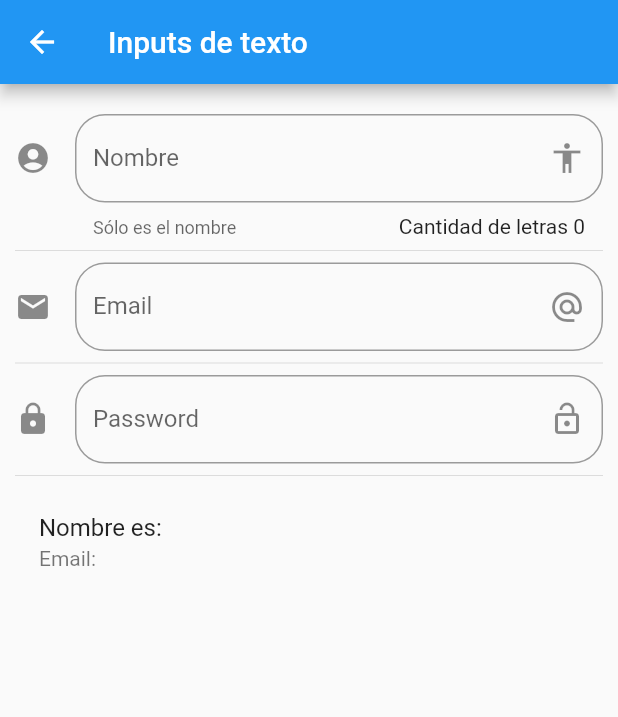
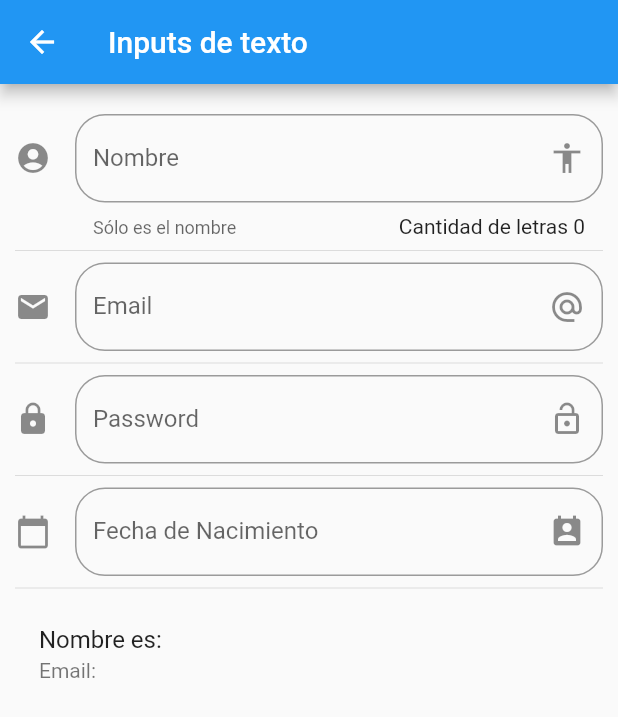
Before and after one commit to Ramseths/flutter_components, a Flutter app: the screen it shows after launch, after a tap on "Inputs", on a phone screen of 412 x 824 dp. Shown: the top 717 px of the screen. Run offline on Flutter 3.47's test engine with Material 2 defaults, Android fonts, the phone set to English and light mode, and no system bars; network calls fail.

Commit message:
Utilizando datapicker

```diff
--- a/lib/main.dart
+++ b/lib/main.dart
@@ -1,4 +1,5 @@
 import 'package:componentes/src/pages/alert_page.dart';
+import 'package:flutter_localizations/flutter_localizations.dart';
 import 'package:componentes/src/routes/routes.dart';
 import 'package:flutter/material.dart';
 
@@ -9,6 +10,15 @@ class MyApp extends StatelessWidget {
   Widget build(BuildContext context) {
     return MaterialApp(
       debugShowCheckedModeBanner: false,
+      localizationsDelegates: [
+        GlobalMaterialLocalizations.delegate,
+        GlobalWidgetsLocalizations.delegate,
+        GlobalCupertinoLocalizations.delegate,
+      ],
+      supportedLocales: [
+        Locale('en', ''), // English, no country code
+        Locale('es', 'ES'), // Spanish, no country code
+      ],
       title: 'Componentes APP',
       initialRoute: 'home',
       routes: getApplicationRoutes(),
--- a/lib/src/pages/input_page.dart
+++ b/lib/src/pages/input_page.dart
@@ -10,6 +10,9 @@ class _InputPageState extends State<InputPage> {
 
   String _nombre = '';
   String _email = '';
+  String _fecha = '';
+
+  TextEditingController _inputFieldDateController = new TextEditingController();
 
   @override
   Widget build(BuildContext context) {
@@ -25,6 +28,8 @@ class _InputPageState extends State<InputPage> {
           _crearEmail(),
           Divider(),
           _crearPassword(),
+          Divider(),
+          _crearFecha(context),
           Divider(),
           _crearPersona()
         ],
@@ -54,7 +59,40 @@ class _InputPageState extends State<InputPage> {
     );
   }
 
+  Widget _crearFecha(BuildContext context){
+    return TextField(
+      enableInteractiveSelection: false,
+      controller: _inputFieldDateController,
+      decoration: InputDecoration(
+        border: OutlineInputBorder(borderRadius: BorderRadius.circular(20.0)),
+        hintText: 'Fecha de nacimiento',
+        labelText: 'Fecha de Nacimiento',
+        suffixIcon: Icon(Icons.perm_contact_calendar),
+        icon: Icon(Icons.calendar_today)
+      ),
+      onTap: (){
+        FocusScope.of(context).requestFocus(new FocusNode());
+        _selectDate(context);
+      },
+    );
+  }
 
+  _selectDate(BuildContext context) async {
+    DateTime? picked = await showDatePicker(
+      context: context,
+      initialDate: new DateTime.now(),
+      firstDate: new DateTime(2018),
+      lastDate: new DateTime(2025),
+      locale: Locale('es', 'ES')
+    );
+
+    if (picked != null){
+      setState(() {
+        _fecha = picked.toString();
+        _inputFieldDateController.text = _fecha;
+      });
+    }
+  }
 
   Widget _crearPersona(){
     return ListTile(
--- a/pubspec.yaml
+++ b/pubspec.yaml
@@ -22,6 +22,9 @@ environment:
 
 dependencies:
   flutter:
+    sdk: flutter
+
+  flutter_localizations:
     sdk: flutter
 
 
```
Also changed, not shown: pubspec.lock.
